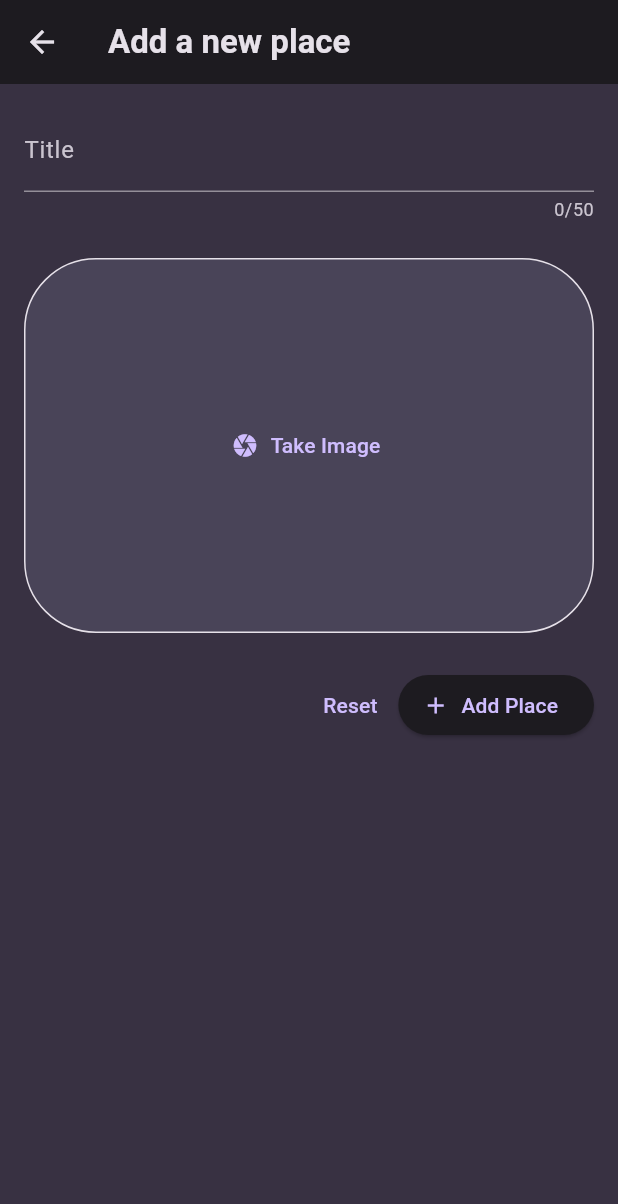
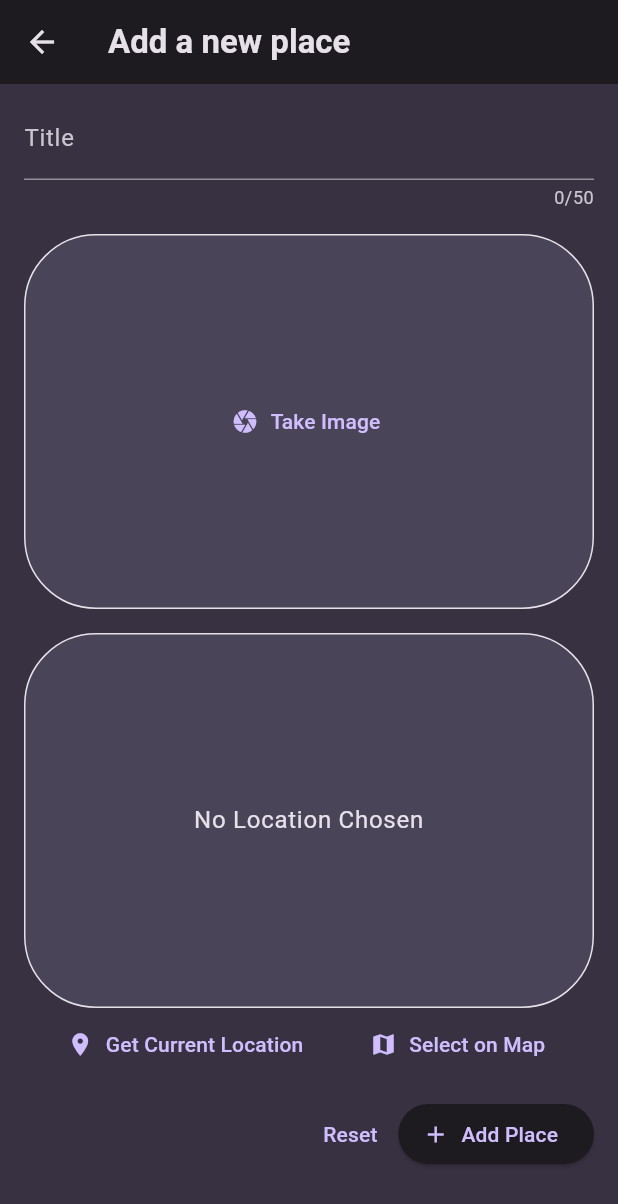
Before and after one commit to jerhamiltron/places_app, a Flutter app: the screen it shows after launch, after a tap on the "add" icon, on a phone screen of 412 x 824 dp. Shown: the top 1204 px of the screen. Run offline on Flutter 3.47's test engine with Material 3 defaults, Android fonts, the phone set to English and light mode, and no system bars; our stand-ins replace flutter_riverpod, google_fonts, image_picker, location.

Commit message:
added location to place and show map image of location

```diff
--- a/lib/models/place.dart
+++ b/lib/models/place.dart
@@ -3,10 +3,24 @@ import 'package:uuid/uuid.dart';
 
 const uuid = Uuid();
 
+class PlaceLocation {
+  const PlaceLocation({
+    required this.latitude,
+    required this.longitude,
+    required this.address,
+  });
+
+  final double latitude;
+  final double longitude;
+  final String address;
+}
+
 class Place {
-  Place({required this.title, this.image}) : id = uuid.v4();
+  Place({required this.title, this.image, required this.location})
+      : id = uuid.v4();
 
   final String id;
   final String title;
   XFile? image;
+  final PlaceLocation location;
 }
--- a/lib/screens/new_place.dart
+++ b/lib/screens/new_place.dart
@@ -4,6 +4,7 @@ import 'package:image_picker/image_picker.dart';
 import 'package:places_app/models/place.dart';
 import 'package:places_app/providers/places_provider.dart';
 import 'package:places_app/widgets/image_input.dart';
+import 'package:places_app/widgets/location_input.dart';
 
 class NewPlace extends ConsumerStatefulWidget {
   const NewPlace({super.key});
@@ -18,14 +19,20 @@ class _NewPlaceState extends ConsumerState<NewPlace> {
 
   var _enteredTitle = '';
   late XFile _enteredImage;
+  late PlaceLocation _enteredLocation;
 
   void _savePlace() async {
     if (_formKey.currentState!.validate()) {
       _formKey.currentState!.save();
 
-      ref
-          .read(placesProvider.notifier)
-          .addPlace(Place(title: _enteredTitle, image: _enteredImage));
+      if (_enteredImage.path == '' || _enteredLocation.latitude == 0) return;
+
+      ref.read(placesProvider.notifier).addPlace(Place(
+          title: _enteredTitle,
+          image: _enteredImage,
+          location: _enteredLocation));
+
+      if (!context.mounted) return;
 
       Navigator.of(context).pop();
     }
@@ -37,10 +44,19 @@ class _NewPlaceState extends ConsumerState<NewPlace> {
     });
   }
 
+  void _setLocation(PlaceLocation location) {
+    setState(() {
+      _enteredLocation = PlaceLocation(
+          latitude: location.latitude,
+          longitude: location.longitude,
+          address: location.address);
+    });
+  }
+
   @override
   Widget build(BuildContext context) {
     Widget content = SingleChildScrollView(
-      padding: const EdgeInsets.all(16),
+      padding: const EdgeInsets.symmetric(vertical: 8, horizontal: 16),
       child: Form(
         key: _formKey,
         child: Column(
@@ -64,9 +80,11 @@ class _NewPlaceState extends ConsumerState<NewPlace> {
                 _enteredTitle = value!;
               },
             ),
-            const SizedBox(height: 24),
+            const SizedBox(height: 16),
             ImageInput(setImage: _setImage),
-            const SizedBox(height: 24),
+            const SizedBox(height: 16),
+            LocationInput(setLocation: _setLocation),
+            const SizedBox(height: 12),
             Row(
               mainAxisAlignment: MainAxisAlignment.end,
               children: [
--- a/lib/screens/places.dart
+++ b/lib/screens/places.dart
@@ -32,7 +32,13 @@ class _PlacesState extends ConsumerState<PlacesScreen> {
           )
         ],
       ),
-      body: const PlacesList(),
+      body: const Padding(
+        padding: EdgeInsets.symmetric(
+          horizontal: 8,
+          vertical: 16,
+        ),
+        child: PlacesList(),
+      ),
     );
   }
 }
--- a/lib/widgets/image_input.dart
+++ b/lib/widgets/image_input.dart
@@ -82,18 +82,18 @@ class _ImageInputState extends State<ImageInput> {
               ),
             ),
           ),
-          const SizedBox(height: 16),
+          const SizedBox(height: 8),
           Column(
             children: [
               Text(
-                'Click image again to take a different image.',
+                'Tap again to take another image.',
                 style: Theme.of(context)
                     .textTheme
                     .bodyMedium!
                     .copyWith(color: Theme.of(context).colorScheme.secondary),
               ),
               Text(
-                'Long press image to reset',
+                'Long press to reset',
                 style: Theme.of(context)
                     .textTheme
                     .bodyMedium!
--- /dev/null
+++ b/lib/widgets/location_input.dart
@@ -0,0 +1,196 @@
+import 'dart:convert';
+
+import 'package:flutter/material.dart';
+import 'package:location/location.dart';
+import 'package:http/http.dart' as http;
+import 'package:places_app/models/place.dart';
+
+class LocationInput extends StatefulWidget {
+  const LocationInput({super.key, required this.setLocation});
+
+  final void Function(PlaceLocation location) setLocation;
+
+  @override
+  State<LocationInput> createState() => _LocationInputState();
+}
+
+class _LocationInputState extends State<LocationInput> {
+  PlaceLocation? _location;
+  var _gettingLocation = false;
+
+  String get locationImage {
+    return 'https://maps.googleapis.com/maps/api/staticmap?center=${_location!.latitude},${_location!.longitude}&zoom=14&size=400x400&key=${'AIzaSyB-56jgjLgeIzzmsVZRcM8LzZg4KdBZXuk'}';
+  }
+
+  void _getLocation() async {
+    Location location = Location();
+    bool serviceEnabled;
+    PermissionStatus permissionGranted;
+    LocationData locationData;
+
+    serviceEnabled = await location.serviceEnabled();
+    if (!serviceEnabled) {
+      serviceEnabled = await location.requestService();
+      if (serviceEnabled) return;
+    }
+
+    permissionGranted = await location.hasPermission();
+    if (permissionGranted == PermissionStatus.denied) {
+      permissionGranted = await location.requestPermission();
+      if (permissionGranted != PermissionStatus.granted) return;
+    }
+
+    setState(() {
+      _gettingLocation = true;
+    });
+
+    locationData = await location.getLocation();
+
+    final url = Uri.parse(
+        'https://maps.googleapis.com/maps/api/geocode/json?latlng=${locationData.latitude},${locationData.longitude}&key=${'AIzaSyB-56jgjLgeIzzmsVZRcM8LzZg4KdBZXuk'}');
+    final res = await http.get(url);
+    final resData = json.decode(res.body);
+    final address = resData['results'][0]['formatted_address'];
+
+    var lat = locationData.latitude;
+    var lng = locationData.longitude;
+
+    if (lat == null || lng == null) return;
+
+    setState(() {
+      _location =
+          PlaceLocation(latitude: lat, longitude: lng, address: address);
+      _gettingLocation = false;
+    });
+
+    if (_location != null) {
+      widget.setLocation(
+        PlaceLocation(
+          latitude: locationData.latitude!,
+          longitude: locationData.longitude!,
+          address: address,
+        ),
+      );
+    }
+  }
+
+  void _pickLocation() async {
+    Location location = Location();
+    bool serviceEnabled;
+    PermissionStatus permissionGranted;
+    LocationData locationData;
+
+    serviceEnabled = await location.serviceEnabled();
+    if (!serviceEnabled) {
+      serviceEnabled = await location.requestService();
+      if (serviceEnabled) return;
+    }
+
+    permissionGranted = await location.hasPermission();
+    if (permissionGranted == PermissionStatus.denied) {
+      permissionGranted = await location.requestPermission();
+      if (permissionGranted != PermissionStatus.granted) return;
+    }
+
+    locationData = await location.getLocation();
+
+    final url = Uri.parse(
+        'https://maps.googleapis.come/maps/api/geocode/json?latlng=${locationData.latitude},${locationData.longitude}&key=${'AIzaSyB-56jgjLgeIzzmsVZRcM8LzZg4KdBZXuk'}');
+    final res = await http.get(url);
+    final resData = json.decode(res.body);
+    final address = resData['results'][0]['formatted_address'];
+
+    var lat = locationData.latitude;
+    var lng = locationData.longitude;
+
+    if (lat == null || lng == null) return;
+
+    setState(() {
+      _location =
+          PlaceLocation(latitude: lat, longitude: lng, address: address);
+    });
+
+    if (_location != null) {
+      widget.setLocation(
+        PlaceLocation(
+          latitude: locationData.latitude!,
+          longitude: locationData.longitude!,
+          address: address,
+        ),
+      );
+    }
+  }
+
+  @override
+  Widget build(BuildContext context) {
+    Widget mapContent = Text(
+      'No Location Chosen',
+      textAlign: TextAlign.center,
+      style: Theme.of(context).textTheme.bodyLarge!.copyWith(
+            color: Theme.of(context).colorScheme.onSurface,
+          ),
+    );
+
+    if (_location != null && !_gettingLocation) {
+      // mapContent = Padding(
+      //   padding: const EdgeInsets.all(24),
+      //   child: Text(
+      //     _location!.address,
+      //     softWrap: true,
+      //     maxLines: 3,
+      //     textAlign: TextAlign.center,
+      //     style: Theme.of(context).textTheme.bodyLarge!.copyWith(
+      //           color: Theme.of(context).colorScheme.onSurface,
+      //         ),
+      //   ),
+      // );
+
+      mapContent = ClipRRect(
+        borderRadius: const BorderRadius.all(Radius.circular(48)),
+        child: Image.network(
+          locationImage,
+          fit: BoxFit.cover,
+          width: double.infinity,
+        ),
+      );
+    }
+
+    if (_gettingLocation) {
+      mapContent = const CircularProgressIndicator();
+    }
+
+    return Column(
+      children: [
+        Container(
+          height: 250,
+          width: double.infinity,
+          alignment: Alignment.center,
+          decoration: BoxDecoration(
+            border: Border.all(
+              width: 1,
+              color: Theme.of(context).colorScheme.onSurface,
+            ),
+            borderRadius: const BorderRadius.all(Radius.circular(48)),
+            color: Theme.of(context).colorScheme.secondaryContainer,
+          ),
+          child: mapContent,
+        ),
+        Row(
+          mainAxisAlignment: MainAxisAlignment.spaceEvenly,
+          children: [
+            TextButton.icon(
+              icon: const Icon(Icons.location_on),
+              label: const Text('Get Current Location'),
+              onPressed: _getLocation,
+            ),
+            TextButton.icon(
+              icon: const Icon(Icons.map),
+              label: const Text('Select on Map'),
+              onPressed: _pickLocation,
+            )
+          ],
+        ),
+      ],
+    );
+  }
+}
--- a/lib/widgets/places_list.dart
+++ b/lib/widgets/places_list.dart
@@ -54,7 +54,7 @@ class PlacesList extends ConsumerWidget {
               backgroundColor:
                   Theme.of(context).colorScheme.surfaceContainerLowest,
               radius: 27,
-              child: Container(
+              child: SizedBox(
                 height: 48,
                 width: 48,
                 child: ClipRRect(
--- a/pubspec.yaml
+++ b/pubspec.yaml
@@ -40,6 +40,8 @@ dependencies:
   transparent_image: ^2.0.1
   uuid: ^4.4.0
   image_picker: ^1.1.2
+  location: ^6.0.2
+  http: ^1.2.1
 
 dev_dependencies:
   flutter_test:
```
Also changed, not shown: lib/screens/place_detail.dart (+37 -10 lines), pubspec.lock, 3 other files.
